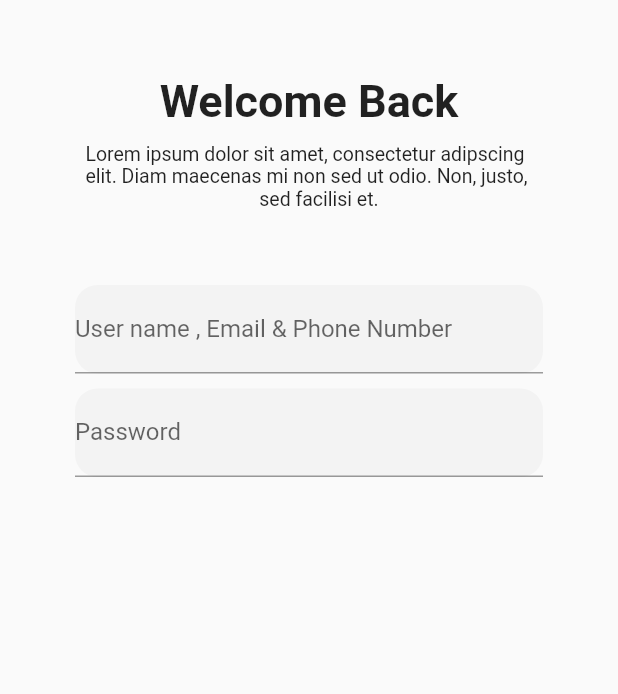
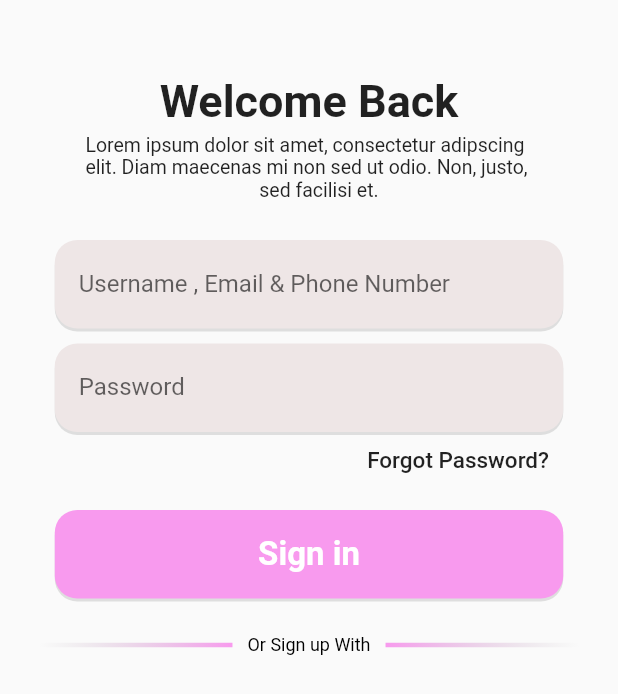
Before and after one commit to LuannBarroso/login, a Flutter app: the screen it shows after launch, after a tap on "Sign in", on a phone screen of 412 x 824 dp. Shown: the top 694 px of the screen. Run offline on Flutter 3.47's test engine with Material 2 defaults, Android fonts, the phone set to English and light mode, and no system bars.

Commit message:
feat: create login bottom

```diff
--- a/lib/pages/login_page.dart
+++ b/lib/pages/login_page.dart
@@ -6,12 +6,10 @@ class LoginPage extends StatelessWidget {
   @override
   Widget build(BuildContext context) {
     return Scaffold(
-      body: SafeArea(
-        child: Expanded(
+      body: SingleChildScrollView(
         child: Padding(
-            padding: const EdgeInsets.all(50.0),
+          padding: const EdgeInsets.symmetric(horizontal: 16.0, vertical: 50.0),
           child: Column(
-              mainAxisAlignment: MainAxisAlignment.start,
             children: [
               const Center(
                 child: Text(
@@ -20,7 +18,7 @@ class LoginPage extends StatelessWidget {
                 ),
               ),
               const SizedBox(
-                  height: 10.0,
+                height: 4.0,
               ),
               const Center(
                 child: Text(
@@ -31,18 +29,28 @@ class LoginPage extends StatelessWidget {
                 ),
               ),
               const SizedBox(
-                  height: 50.0,
+                height: 26.0,
               ),
               Container(
                 height: 59,
                 width: 339,
                 decoration: BoxDecoration(
                   borderRadius: BorderRadius.circular(15.0),
-                    color: const Color.fromRGBO(243, 243, 243, 1),
+                  color: const Color.fromARGB(255, 238, 230, 230),
+                  boxShadow: [
+                    BoxShadow(
+                      color: Colors.grey.withOpacity(0.3),
+                      offset: const Offset(0, 2),
                     ),
+                  ],
+                ),
+                child: Padding(
+                  padding: const EdgeInsets.symmetric(horizontal: 16.0),
                   child: TextFormField(
                     decoration: const InputDecoration(
-                      labelText: 'User name , Email & Phone Number',
+                      labelText: 'Username , Email & Phone Number',
+                      border: InputBorder.none,
+                    ),
                   ),
                 ),
               ),
@@ -54,16 +62,116 @@ class LoginPage extends StatelessWidget {
                 width: 339,
                 decoration: BoxDecoration(
                   borderRadius: BorderRadius.circular(15.0),
-                    color: const Color.fromRGBO(243, 243, 243, 1),
+                  color: const Color.fromARGB(255, 238, 230, 230),
+                  boxShadow: [
+                    BoxShadow(
+                      color: Colors.grey.withOpacity(0.3),
+                      offset: const Offset(0, 2),
                     ),
+                  ],
+                ),
+                child: Padding(
+                  padding: const EdgeInsets.symmetric(horizontal: 16.0),
                   child: TextFormField(
                     decoration: const InputDecoration(
                       labelText: 'Password',
+                      border: InputBorder.none,
+                    ),
+                  ),
+                ),
+              ),
+              const SizedBox(
+                height: 10.0,
+              ),
+              const Padding(
+                padding: EdgeInsets.only(right: 30),
+                child: Align(
+                  alignment: Alignment.centerRight,
+                  child: Text(
+                    'Forgot Password?',
+                    style: TextStyle(
+                      fontSize: 15,
+                      fontWeight: FontWeight.w500,
+                    ),
+                  ),
+                ),
+              ),
+              const SizedBox(
+                height: 24.0,
+              ),
+              Container(
+                height: 59,
+                width: 339,
+                decoration: BoxDecoration(
+                  borderRadius: BorderRadius.circular(15.0),
+                  color: const Color.fromRGBO(248, 154, 238, 1),
+                  boxShadow: [
+                    BoxShadow(
+                      color: Colors.grey.withOpacity(0.3),
+                      offset: const Offset(0, 2),
+                    ),
+                  ],
+                ),
+                child: const Center(
+                  child: Text(
+                    'Sign in',
+                    style: TextStyle(
+                        fontSize: 22,
+                        fontWeight: FontWeight.bold,
+                        color: Colors.white),
+                  ),
+                ),
+              ),
+              const SizedBox(
+                height: 24.0,
+              ),
+              Row(
+                children: [
+                  Expanded(
+                    child: Container(
+                      margin: const EdgeInsets.symmetric(horizontal: 10.0),
+                      height: 3,
+                      decoration: const BoxDecoration(
+                        gradient: LinearGradient(
+                          colors: [
+                            Color.fromRGBO(248, 154, 238, 1),
+                            Color.fromRGBO(196, 196, 196, 0)
+                          ],
+                          begin: Alignment.topRight,
+                          end: Alignment.bottomLeft,
+                        ),
+                      ),
+                    ),
+                  ),
+                  const Text(
+                    'Or Sign up With',
+                    style: TextStyle(
+                      fontSize: 12,
+                      color: Colors.black,
+                    ),
+                  ),
+                  Expanded(
+                    child: Container(
+                      margin: const EdgeInsets.symmetric(horizontal: 10.0),
+                      height: 3,
+                      decoration: const BoxDecoration(
+                        gradient: LinearGradient(
+                          colors: [
+                            Color.fromRGBO(248, 154, 238, 1),
+                            Color.fromRGBO(196, 196, 196, 0)
+                          ],
+                          begin: Alignment.topLeft,
+                          end: Alignment.bottomRight,
+                        ),
                       ),
                     ),
                   ),
                 ],
               ),
+              const SizedBox(
+                height: 36,
+              ),
+            ],
           ),
         ),
       ),
```
Lines whose indentation alone changed are shown as unchanged.
